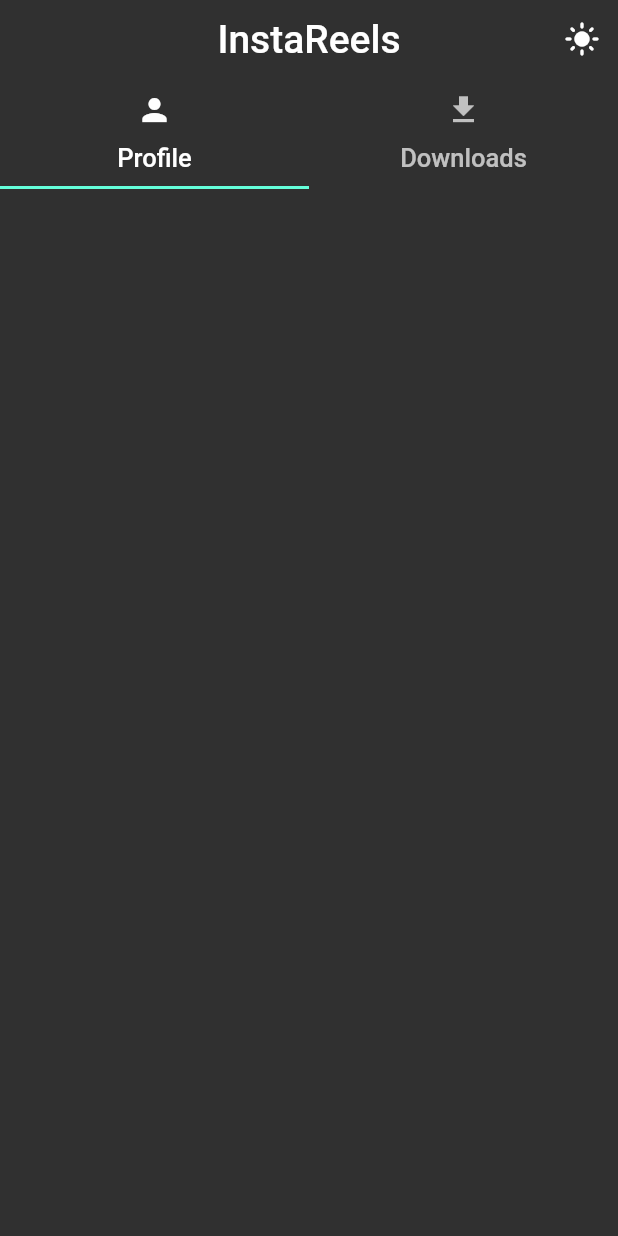
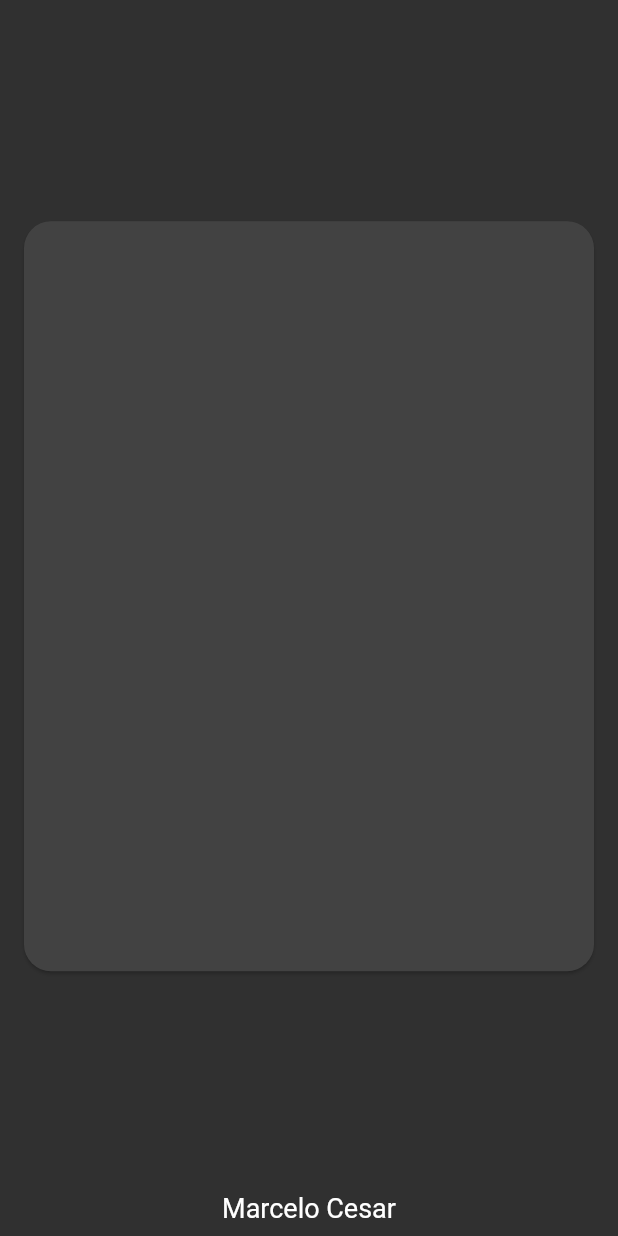
Before and after one commit to MarceloJSCesar/Flutter-Apps, a Flutter app: the screen it shows after launch, on a phone screen of 412 x 824 dp. Run offline on Flutter 3.47's test engine with Material 2 defaults, Android fonts, the phone set to English and light mode, and no system bars; our stand-ins replace flutter_mobx, google_fonts, mobx; generated files the repository leaves out were written again; Roboto replaces fonts that are missing (Aldrich).

Commit message:
splash screen created, amd customizing #00

```diff
--- /dev/null
+++ b/insta_reels/lib/src/config/app_routes_name.dart
@@ -0,0 +1,4 @@
+class AppRoutesName {
+  final homeView = 'src/views/home/home_view';
+  final splashView = 'src/views/splash/splash_view';
+}
--- a/insta_reels/lib/src/config/app_textstyle.dart
+++ b/insta_reels/lib/src/config/app_textstyle.dart
@@ -10,4 +10,8 @@
     fontSize: 17,
     color: Colors.white,
   );
+  final TextStyle darkMyNameTextStyle = GoogleFonts.aldrich(
+    fontSize: 18,
+    color: Colors.white,
+  );
 }
--- a/insta_reels/lib/src/insta_reels.dart
+++ b/insta_reels/lib/src/insta_reels.dart
@@ -1,9 +1,11 @@
 import 'package:flutter/material.dart';
 import 'package:flutter_mobx/flutter_mobx.dart';
-import './views/home_view.dart';
+import 'package:insta_reels/src/config/app_routes_name.dart';
+import 'package:insta_reels/src/views/splash/splash_view.dart';
+import 'views/home/home_view.dart';
 import './controllers/home_controller.dart';
 
-class InstaReels extends StatelessWidget {
+class InstaReels extends StatelessWidget with AppRoutesName {
   InstaReels({Key key}) : super(key: key);
 
   final _homeController = HomeController();
@@ -17,7 +19,11 @@
           brightness:
               _homeController.isDarkTheme ? Brightness.dark : Brightness.light,
         ),
-        home: HomeView(homeController: _homeController),
+        initialRoute: splashView,
+        routes: {
+          splashView: (_) => SplashView(),
+          homeView: (_) => HomeView(homeController: _homeController),
+        },
       );
     });
   }
--- a/insta_reels/lib/src/views/home_view.dart
+++ b/insta_reels/lib/src/views/home/home_view.dart
@@ -1,8 +1,8 @@
 import 'package:flutter/material.dart';
 import 'package:insta_reels/src/components/classes/home_tabs.dart';
 import 'package:insta_reels/src/components/widgets/custom_alert_dialog.dart';
-import '../config/app_textstyle.dart';
-import '../controllers/home_controller.dart';
+import '../../config/app_textstyle.dart';
+import '../../controllers/home_controller.dart';
 
 class HomeView extends StatefulWidget {
   final HomeController homeController;
--- /dev/null
+++ b/insta_reels/lib/src/views/splash/splash_view.dart
@@ -0,0 +1,40 @@
+import 'package:flutter/material.dart';
+import 'package:insta_reels/src/config/app_textstyle.dart';
+
+class SplashView extends StatelessWidget with AppTextStyle {
+  SplashView({Key key}) : super(key: key);
+
+  @override
+  Widget build(BuildContext context) {
+    return Scaffold(
+      body: Center(
+        child: Column(
+          mainAxisAlignment: MainAxisAlignment.center,
+          children: [
+            Expanded(child: Container()),
+            Card(
+              shape: RoundedRectangleBorder(
+                borderRadius: BorderRadius.circular(18),
+              ),
+              margin: const EdgeInsets.symmetric(horizontal: 16),
+              child: Column(
+                crossAxisAlignment: CrossAxisAlignment.start,
+                children: [
+                  Container(height: 500),
+                ],
+              ),
+            ),
+            Expanded(child: Container()),
+            Padding(
+              padding: const EdgeInsets.only(bottom: 8.0),
+              child: Text(
+                'Marcelo Cesar',
+                style: darkMyNameTextStyle,
+              ),
+            ),
+          ],
+        ),
+      ),
+    );
+  }
+}
```
